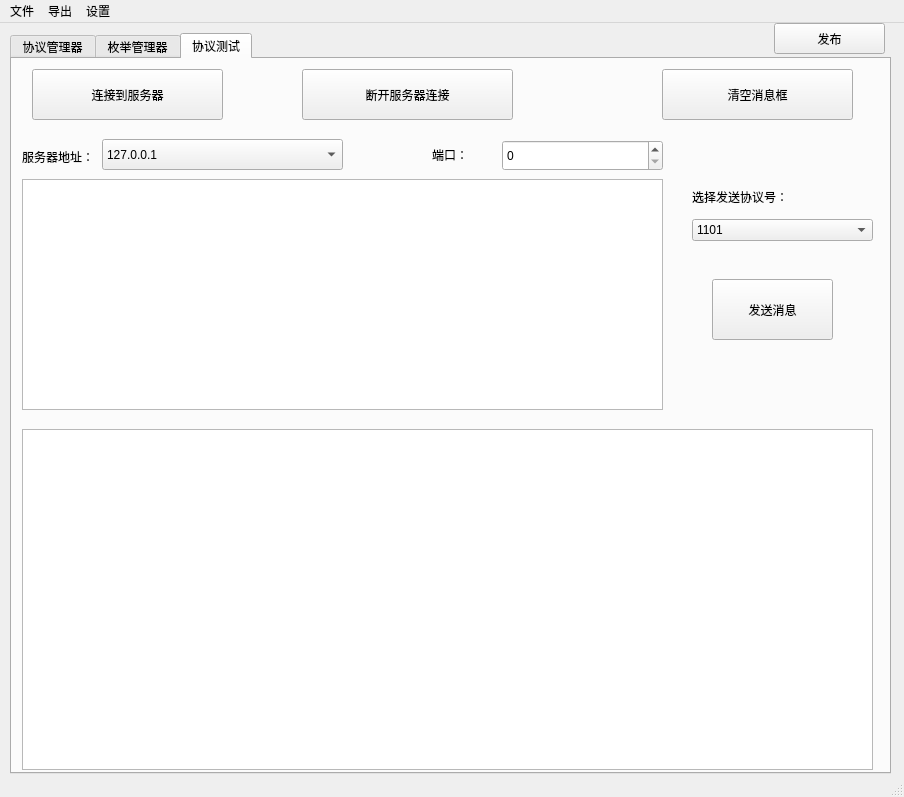
This is designer/ui/proto_tool.ui in aywfelix/ProtoExcelTool as Qt 5 draws it before an edit. The edited form follows.
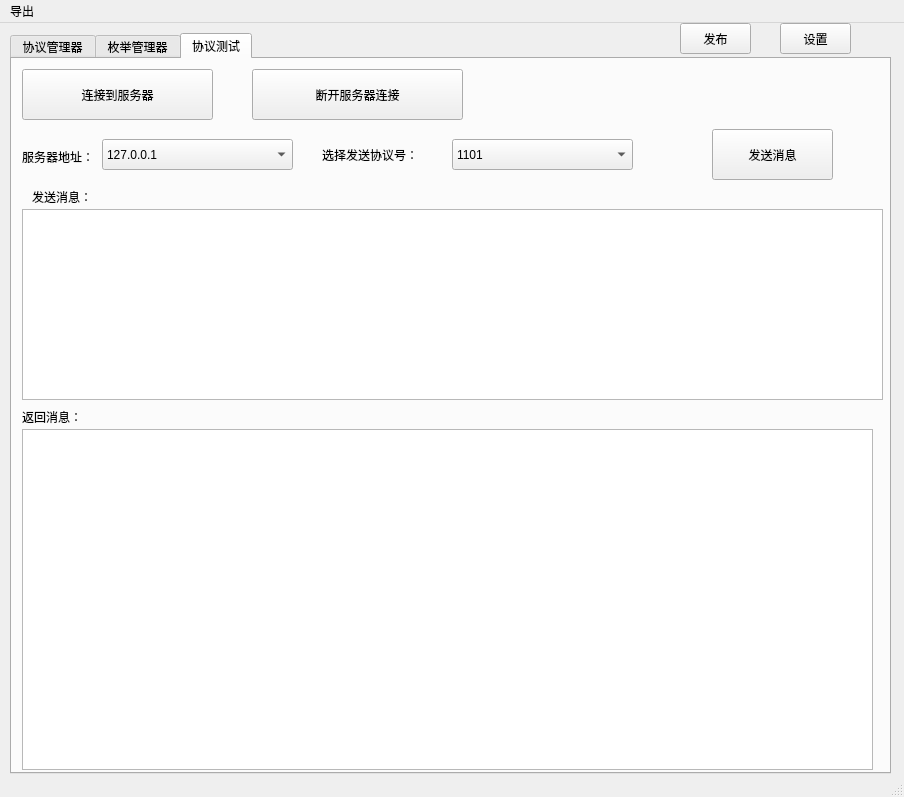
This is the edited form. The open tabs and pages were chosen to show the change.

Commit message: 工具界面布局调整

```diff
--- a/designer/ui/proto_tool.ui
+++ b/designer/ui/proto_tool.ui
@@ -449,45 +449,13 @@
        <string>服务器地址：</string>
       </property>
      </widget>
-     <widget class="QLabel" name="label_11">
-      <property name="geometry">
-       <rect>
-        <x>420</x>
-        <y>90</y>
-        <width>54</width>
-        <height>12</height>
-       </rect>
-      </property>
-      <property name="text">
-       <string>端口：</string>
-      </property>
-     </widget>
-     <widget class="QSpinBox" name="sBxPort">
-      <property name="geometry">
-       <rect>
-        <x>490</x>
-        <y>81</y>
-        <width>161</width>
-        <height>31</height>
-       </rect>
-      </property>
-      <property name="autoFillBackground">
-       <bool>false</bool>
-      </property>
-      <property name="accelerated">
-       <bool>true</bool>
-      </property>
-      <property name="maximum">
-       <number>65535</number>
-      </property>
-     </widget>
      <widget class="QTextEdit" name="tEtReq">
       <property name="geometry">
        <rect>
         <x>10</x>
-        <y>120</y>
-        <width>641</width>
-        <height>231</height>
+        <y>150</y>
+        <width>861</width>
+        <height>191</height>
        </rect>
       </property>
      </widget>
@@ -495,9 +463,9 @@
       <property name="geometry">
        <rect>
         <x>700</x>
-        <y>220</y>
+        <y>70</y>
         <width>121</width>
-        <height>61</height>
+        <height>51</height>
        </rect>
       </property>
       <property name="text">
@@ -509,7 +477,7 @@
        <rect>
         <x>90</x>
         <y>80</y>
-        <width>241</width>
+        <width>191</width>
         <height>31</height>
        </rect>
       </property>
@@ -522,10 +490,10 @@
      <widget class="QComboBox" name="cBbxProto">
       <property name="geometry">
        <rect>
-        <x>680</x>
-        <y>160</y>
+        <x>440</x>
+        <y>80</y>
         <width>181</width>
-        <height>22</height>
+        <height>31</height>
        </rect>
       </property>
       <item>
@@ -542,10 +510,10 @@
      <widget class="QLabel" name="label_12">
       <property name="geometry">
        <rect>
-        <x>680</x>
-        <y>130</y>
+        <x>310</x>
+        <y>80</y>
         <width>141</width>
-        <height>16</height>
+        <height>31</height>
        </rect>
       </property>
       <property name="text">
@@ -555,7 +523,7 @@
      <widget class="QPushButton" name="bTnConn">
       <property name="geometry">
        <rect>
-        <x>20</x>
+        <x>10</x>
         <y>10</y>
         <width>191</width>
         <height>51</height>
@@ -568,7 +536,7 @@
      <widget class="QPushButton" name="bTnDisconn">
       <property name="geometry">
        <rect>
-        <x>290</x>
+        <x>240</x>
         <y>10</y>
         <width>211</width>
         <height>51</height>
@@ -578,19 +546,6 @@
        <string>断开服务器连接</string>
       </property>
      </widget>
-     <widget class="QPushButton" name="bTnClearResp">
-      <property name="geometry">
-       <rect>
-        <x>650</x>
-        <y>10</y>
-        <width>191</width>
-        <height>51</height>
-       </rect>
-      </property>
-      <property name="text">
-       <string>清空消息框</string>
-      </property>
-     </widget>
      <widget class="QTextEdit" name="tEtResp">
       <property name="geometry">
        <rect>
@@ -604,14 +559,40 @@
        <bool>true</bool>
       </property>
      </widget>
+     <widget class="QLabel" name="label_13">
+      <property name="geometry">
+       <rect>
+        <x>20</x>
+        <y>130</y>
+        <width>141</width>
+        <height>16</height>
+       </rect>
+      </property>
+      <property name="text">
+       <string>发送消息：</string>
+      </property>
+     </widget>
+     <widget class="QLabel" name="label_14">
+      <property name="geometry">
+       <rect>
+        <x>10</x>
+        <y>350</y>
+        <width>141</width>
+        <height>16</height>
+       </rect>
+      </property>
+      <property name="text">
+       <string>返回消息：</string>
+      </property>
+     </widget>
     </widget>
    </widget>
    <widget class="QPushButton" name="bTnExport">
     <property name="geometry">
      <rect>
-      <x>774</x>
+      <x>680</x>
       <y>0</y>
-      <width>111</width>
+      <width>71</width>
       <height>31</height>
      </rect>
     </property>
@@ -619,6 +600,19 @@
      <string>发布</string>
     </property>
    </widget>
+   <widget class="QPushButton" name="bTnSetting">
+    <property name="geometry">
+     <rect>
+      <x>780</x>
+      <y>0</y>
+      <width>71</width>
+      <height>31</height>
+     </rect>
+    </property>
+    <property name="text">
+     <string>设置</string>
+    </property>
+   </widget>
   </widget>
   <widget class="QMenuBar" name="menubar">
    <property name="geometry">
@@ -629,19 +623,6 @@
      <height>23</height>
     </rect>
    </property>
-   <widget class="QMenu" name="menuFile">
-    <property name="title">
-     <string>文件</string>
-    </property>
-    <addaction name="menuSave"/>
-    <addaction name="menuExit"/>
-   </widget>
-   <widget class="QMenu" name="menuSetting">
-    <property name="title">
-     <string>设置</string>
-    </property>
-    <addaction name="menuOpenSetting"/>
-   </widget>
    <widget class="QMenu" name="menuExport">
     <property name="title">
      <string>导出</string>
@@ -653,9 +634,7 @@
     <addaction name="separator"/>
     <addaction name="menuExportProto"/>
    </widget>
-   <addaction name="menuFile"/>
    <addaction name="menuExport"/>
-   <addaction name="menuSetting"/>
   </widget>
   <widget class="QStatusBar" name="statusbar"/>
   <action name="menuExportExcel">
```
Left out of the diff: 13 changed lines with no effect on the pictures. The commit also changes 2 other files.
